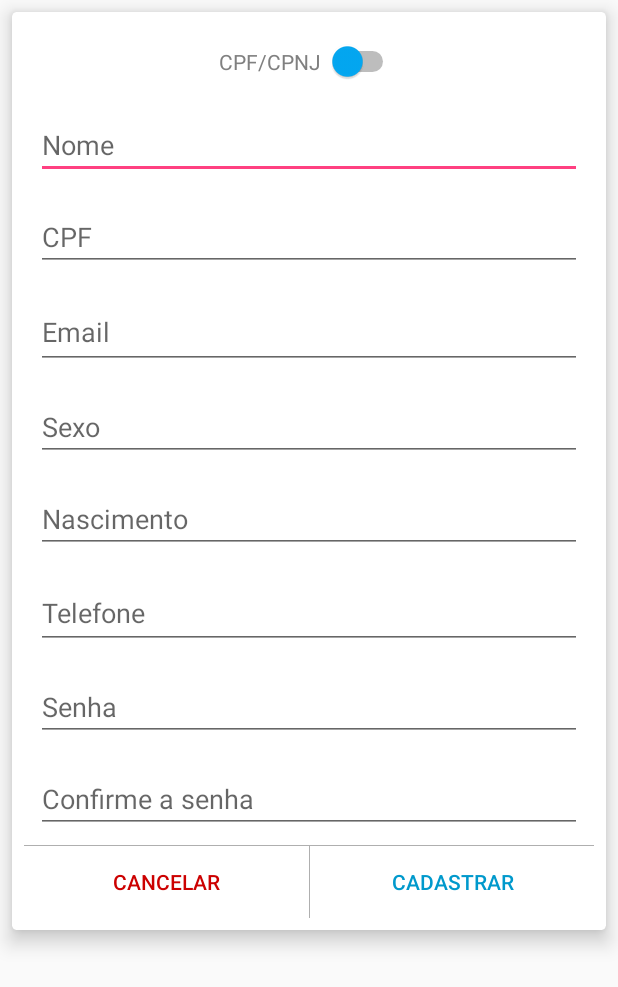
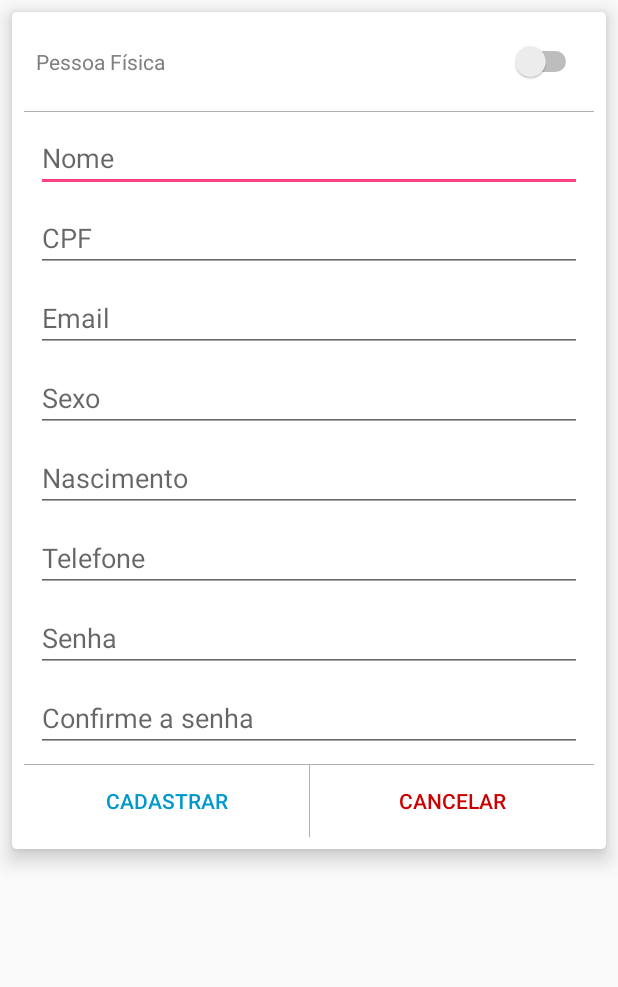
Before and after one commit to everton-nv/AutothentixClient, an Android app: the layout activity_cadastro.xml on its own in the app's theme, with its tools: preview values and no code run, on a phone screen of 412 x 824 dp. Shown: the top 987 px of the screen. Run offline under Robolectric (Android 15) with nearby library versions, the phone set to English and light mode, and no system bars.

Commit message:
Commit para realizar o merge

```diff
--- a/app/src/main/res/layout/activity_cadastro.xml
+++ b/app/src/main/res/layout/activity_cadastro.xml
@@ -27,22 +27,29 @@
 
                 <Switch
                     android:id="@+id/switchTipoCadastro"
-                    android:layout_width="120dp"
+                    android:layout_width="match_parent"
                     android:layout_height="50dp"
                     android:layout_gravity="center"
-                    android:text="@string/switch_cpf_cpnj"
-                    android:textColor="@color/colorPostDataFont"
-                    android:thumbTint="@color/colorBtnBlue" />
+                    android:layout_marginBottom="@dimen/switch_margin_bottom"
+                    android:layout_marginEnd="@dimen/switch_margin_end"
+                    android:layout_marginStart="@dimen/switch_margin_start"
+                    android:text="@string/switch_tipo_cadastro_pessoa_fisica"
+                    android:textColor="@color/colorPostDataFont" />
+
+                <View
+                    android:id="@+id/view1"
+                    android:layout_width="match_parent"
+                    android:layout_height="@dimen/divider_thickness"
+                    android:layout_marginBottom="@dimen/divider_horizontal_margin_bottom"
+                    android:background="@color/divider" />
 
                 <EditText
                     android:id="@+id/editTextNome"
                     android:layout_width="match_parent"
                     android:layout_height="wrap_content"
-                    android:layout_marginBottom="8dp"
-                    android:layout_marginEnd="8dp"
-                    android:layout_marginStart="8dp"
-                    android:layout_marginTop="8dp"
-                    android:ems="10"
+                    android:layout_marginBottom="@dimen/edit_text_margin_bottom"
+                    android:layout_marginEnd="@dimen/edit_text_margin_end"
+                    android:layout_marginStart="@dimen/edit_text_margin_start"
                     android:hint="@string/edt_nome"
                     android:inputType="textPersonName" />
 
@@ -50,11 +57,9 @@
                     android:id="@+id/editTextCpf"
                     android:layout_width="match_parent"
                     android:layout_height="wrap_content"
-                    android:layout_marginBottom="8dp"
-                    android:layout_marginEnd="8dp"
-                    android:layout_marginStart="8dp"
-                    android:layout_marginTop="8dp"
-                    android:ems="10"
+                    android:layout_marginBottom="@dimen/edit_text_margin_bottom"
+                    android:layout_marginEnd="@dimen/edit_text_margin_end"
+                    android:layout_marginStart="@dimen/edit_text_margin_start"
                     android:hint="@string/edt_cpf"
                     android:inputType="number" />
 
@@ -62,11 +67,9 @@
                     android:id="@+id/editTextRazaoSocial"
                     android:layout_width="match_parent"
                     android:layout_height="wrap_content"
-                    android:layout_marginBottom="8dp"
-                    android:layout_marginEnd="8dp"
-                    android:layout_marginStart="8dp"
-                    android:layout_marginTop="8dp"
-                    android:ems="10"
+                    android:layout_marginBottom="@dimen/edit_text_margin_bottom"
+                    android:layout_marginEnd="@dimen/edit_text_margin_end"
+                    android:layout_marginStart="@dimen/edit_text_margin_start"
                     android:hint="@string/edt_razao_social"
                     android:inputType="textPersonName"
                     android:visibility="gone" />
@@ -75,11 +78,9 @@
                     android:id="@+id/editTextCnpj"
                     android:layout_width="match_parent"
                     android:layout_height="wrap_content"
-                    android:layout_marginBottom="8dp"
-                    android:layout_marginEnd="8dp"
-                    android:layout_marginStart="8dp"
-                    android:layout_marginTop="8dp"
-                    android:ems="10"
+                    android:layout_marginBottom="@dimen/edit_text_margin_bottom"
+                    android:layout_marginEnd="@dimen/edit_text_margin_end"
+                    android:layout_marginStart="@dimen/edit_text_margin_start"
                     android:hint="@string/edt_cnpj"
                     android:inputType="number"
                     android:visibility="gone" />
@@ -87,12 +88,10 @@
                 <EditText
                     android:id="@+id/editTextEmail"
                     android:layout_width="match_parent"
-                    android:layout_height="49dp"
-                    android:layout_marginBottom="8dp"
-                    android:layout_marginEnd="8dp"
-                    android:layout_marginStart="8dp"
-                    android:layout_marginTop="8dp"
-                    android:ems="10"
+                    android:layout_height="wrap_content"
+                    android:layout_marginBottom="@dimen/edit_text_margin_bottom"
+                    android:layout_marginEnd="@dimen/edit_text_margin_end"
+                    android:layout_marginStart="@dimen/edit_text_margin_start"
                     android:hint="@string/edt_email"
                     android:inputType="textEmailAddress" />
 
@@ -100,11 +99,9 @@
                     android:id="@+id/editTextSexo"
                     android:layout_width="match_parent"
                     android:layout_height="wrap_content"
-                    android:layout_marginBottom="8dp"
-                    android:layout_marginEnd="8dp"
-                    android:layout_marginStart="8dp"
-                    android:layout_marginTop="8dp"
-                    android:ems="10"
+                    android:layout_marginBottom="@dimen/edit_text_margin_bottom"
+                    android:layout_marginEnd="@dimen/edit_text_margin_end"
+                    android:layout_marginStart="@dimen/edit_text_margin_start"
                     android:hint="@string/lbl_sexo"
                     android:inputType="textPersonName" />
 
@@ -112,23 +109,19 @@
                     android:id="@+id/editTextDataNasc"
                     android:layout_width="match_parent"
                     android:layout_height="wrap_content"
-                    android:layout_marginBottom="8dp"
-                    android:layout_marginEnd="8dp"
-                    android:layout_marginStart="8dp"
-                    android:layout_marginTop="8dp"
-                    android:ems="10"
+                    android:layout_marginBottom="@dimen/edit_text_margin_bottom"
+                    android:layout_marginEnd="@dimen/edit_text_margin_end"
+                    android:layout_marginStart="@dimen/edit_text_margin_start"
                     android:hint="@string/lbl_datanasc"
                     android:inputType="date" />
 
                 <EditText
                     android:id="@+id/editTextTelef"
                     android:layout_width="match_parent"
-                    android:layout_height="48dp"
-                    android:layout_marginBottom="8dp"
-                    android:layout_marginEnd="8dp"
-                    android:layout_marginStart="8dp"
-                    android:layout_marginTop="8dp"
-                    android:ems="10"
+                    android:layout_height="wrap_content"
+                    android:layout_marginBottom="@dimen/edit_text_margin_bottom"
+                    android:layout_marginEnd="@dimen/edit_text_margin_end"
+                    android:layout_marginStart="@dimen/edit_text_margin_start"
                     android:hint="@string/edt_telefone"
                     android:inputType="phone" />
 
@@ -136,11 +129,9 @@
                     android:id="@+id/editTextSenha"
                     android:layout_width="match_parent"
                     android:layout_height="wrap_content"
-                    android:layout_marginBottom="8dp"
-                    android:layout_marginEnd="8dp"
-                    android:layout_marginStart="8dp"
-                    android:layout_marginTop="8dp"
-                    android:ems="10"
+                    android:layout_marginBottom="@dimen/edit_text_margin_bottom"
+                    android:layout_marginEnd="@dimen/edit_text_margin_end"
+                    android:layout_marginStart="@dimen/edit_text_margin_start"
                     android:hint="@string/edt_senha"
                     android:inputType="textPassword" />
 
@@ -148,11 +139,9 @@
                     android:id="@+id/editTextConfirmaSenha"
                     android:layout_width="match_parent"
                     android:layout_height="wrap_content"
-                    android:layout_marginBottom="8dp"
-                    android:layout_marginEnd="8dp"
-                    android:layout_marginStart="8dp"
-                    android:layout_marginTop="8dp"
-                    android:ems="10"
+                    android:layout_marginBottom="@dimen/edit_text_margin_bottom"
+                    android:layout_marginEnd="@dimen/edit_text_margin_end"
+                    android:layout_marginStart="@dimen/edit_text_margin_start"
                     android:hint="@string/edt_confsenha"
                     android:inputType="textPassword" />
 
@@ -176,15 +165,14 @@
                         android:orientation="horizontal">
 
                         <Button
-                            android:id="@+id/btnCancel"
-                            style="@style/Widget.AppCompat.Button.Borderless.Colored"
+                            android:id="@+id/btnRegister"
+                            style="@style/Widget.AppCompat.Button.Borderless"
                             android:layout_width="match_parent"
                             android:layout_height="wrap_content"
                             android:layout_weight="1"
-                            android:onClick=""
-                            android:text="@string/btn_cancelar"
-                            android:textColor="@android:color/holo_red_dark" />
-
+                            android:onClick="NULL"
+                            android:text="@string/btn_cadastrar"
+                            android:textColor="@android:color/holo_blue_dark" />
 
                         <View
                             android:id="@+id/view10"
@@ -193,14 +181,15 @@
                             android:background="@color/divider" />
 
                         <Button
-                            android:id="@+id/btnRegister"
-                            style="@style/Widget.AppCompat.Button.Borderless"
+                            android:id="@+id/btnCancel"
+                            style="@style/Widget.AppCompat.Button.Borderless.Colored"
                             android:layout_width="match_parent"
                             android:layout_height="wrap_content"
                             android:layout_weight="1"
-                            android:onClick=""
-                            android:text="@string/btn_cadastrar"
-                            android:textColor="@android:color/holo_blue_dark" />
+                            android:onClick="NULL"
+                            android:text="@string/btn_cancelar"
+                            android:textColor="@android:color/holo_red_dark" />
+
                     </LinearLayout>
                 </LinearLayout>
 
--- a/app/src/main/res/values/dimens.xml
+++ b/app/src/main/res/values/dimens.xml
@@ -1,10 +1,20 @@
 <?xml version="1.0" encoding="utf-8"?>
 <resources>
     <dimen name="divider_thickness">0.5dp</dimen>
+    <dimen name="divider_layout_margin">8dp</dimen>
     <dimen name="margin_end_card">8dp</dimen>
     <dimen name="margin_start_card">8dp</dimen>
     <dimen name="margin_top_card">8dp</dimen>
     <dimen name="card_border">3dp</dimen>
     <dimen name="card_elevation">8dp</dimen>
     <dimen name="card_padding">8dp</dimen>
+    <dimen name="switch_margin_bottom">8dp</dimen>
+    <dimen name="switch_margin_end">8dp</dimen>
+    <dimen name="switch_margin_start">8dp</dimen>
+    <dimen name="divider_horizontal_margin_start">8dp</dimen>
+    <dimen name="divider_horizontal_margin_end">8dp</dimen>
+    <dimen name="divider_horizontal_margin_bottom">8dp</dimen>
+    <dimen name="edit_text_margin_bottom">8dp</dimen>
+    <dimen name="edit_text_margin_end">8dp</dimen>
+    <dimen name="edit_text_margin_start">8dp</dimen>
 </resources>
--- a/app/src/main/res/values/strings.xml
+++ b/app/src/main/res/values/strings.xml
@@ -102,5 +102,6 @@
     <string name="pessoa_jur">Pessoa Jurídica</string>
     <string name="edt_razao_social">Razão Social</string>
     <string name="edt_cnpj">CNPJ</string>
-    <string name="switch_cpf_cpnj">CPF/CPNJ</string>
+    <string name="switch_tipo_cadastro_pessoa_fisica">Pessoa Física</string>
+    <string name="switch_tipo_cadastro_pessoa_juridica">Pessoa Jurídica</string>
 </resources>
```
